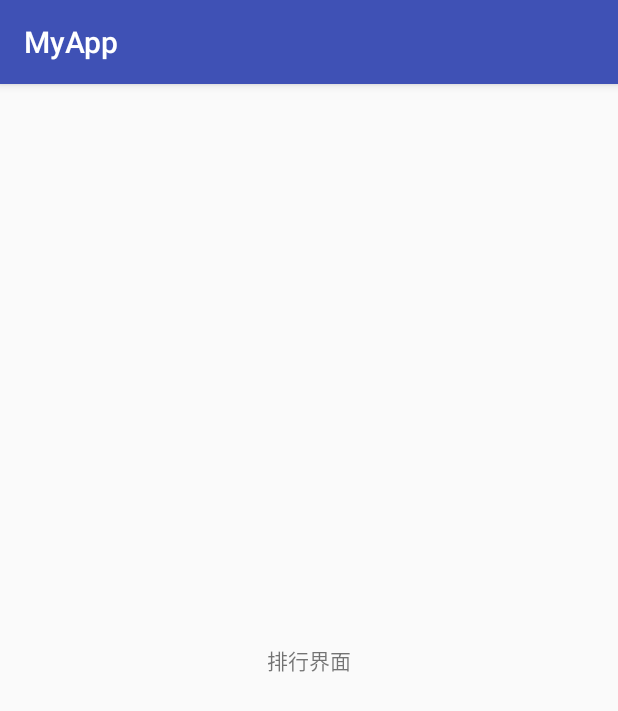
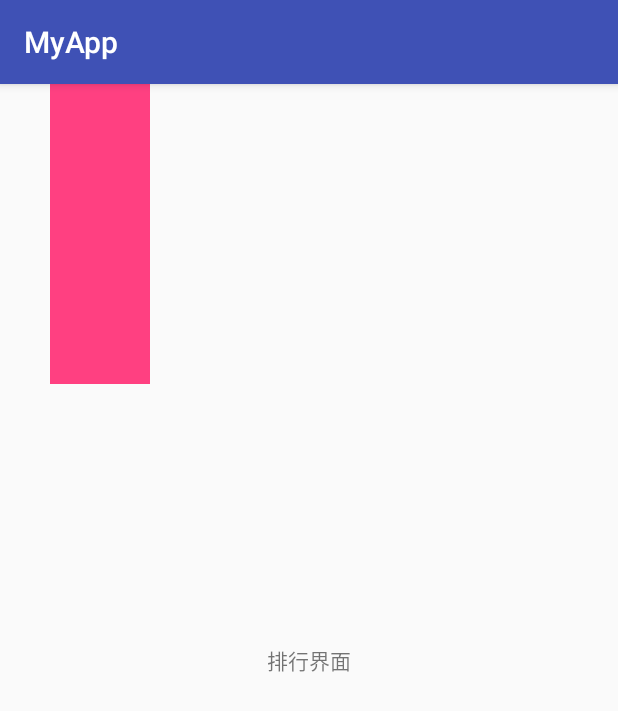
Before and after one commit to allenhmo1254/android_my_app, an Android app: the RankActivity screen opened directly, with no data from a screen before it, on a phone screen of 412 x 824 dp. Shown: the top 711 px of the screen. Run offline under Robolectric (Android 15) with nearby library versions, the phone set to English and light mode, and no system bars.

Commit message:
调整代码

```diff
--- a/MyApplication/app/src/main/java/com/example/jingzhongjie/tabbarviewtest/MyFragment.java
+++ b/MyApplication/app/src/main/java/com/example/jingzhongjie/tabbarviewtest/MyFragment.java
@@ -10,6 +10,7 @@ public class MyFragment extends Fragment {
     @Override
     public View onCreateView(LayoutInflater inflater, ViewGroup container, Bundle savedInstanceState) {
         View view = inflater.inflate(R.layout.fragment_my, container, false);
+
         return view;
     }
 }
--- a/MyApplication/app/src/main/java/com/example/jingzhongjie/tabbarviewtest/rank/RankActivity.java
+++ b/MyApplication/app/src/main/java/com/example/jingzhongjie/tabbarviewtest/rank/RankActivity.java
@@ -1,15 +1,43 @@
 package com.example.jingzhongjie.tabbarviewtest.rank;
 
 import android.os.Bundle;
+import android.view.Gravity;
+import android.view.View;
+import android.widget.FrameLayout;
+import android.widget.LinearLayout;
 
 import com.example.jingzhongjie.tabbarviewtest.R;
 import com.example.jingzhongjie.tabbarviewtest.app.ToolbarActivity;
 
 public class RankActivity extends ToolbarActivity {
 
+    private View redView;
+    private View blueView;
+
     @Override
     protected void onCreate(Bundle savedInstanceState) {
         super.onCreate(savedInstanceState);
         setContentView(R.layout.activity_rank);
+
+        FrameLayout frameLayout = new FrameLayout(this);
+        LinearLayout linearLayout = new LinearLayout(this);
+        linearLayout.setOrientation(LinearLayout.VERTICAL);
+
+
+        FrameLayout.LayoutParams params = new FrameLayout.LayoutParams(FrameLayout.LayoutParams.WRAP_CONTENT, FrameLayout.LayoutParams.WRAP_CONTENT);//布局文件，宽和高
+        params.gravity = Gravity.TOP | Gravity.LEFT;//针对于父视图的布局
+        params.width = 100;
+        params.height = 300;
+        params.leftMargin = 50;
+        redView = new View(this);
+        redView.setBackgroundColor(getResources().getColor(R.color.colorAccent));
+        this.addContentView(redView, params);
+
+        FrameLayout.LayoutParams blueParams = new FrameLayout.LayoutParams(FrameLayout.LayoutParams.WRAP_CONTENT, FrameLayout.LayoutParams.WRAP_CONTENT);//布局文件，宽和高
+        blueParams.gravity = Gravity.TOP | Gravity.CENTER_HORIZONTAL;//针对于父视图的布局
+        blueParams.width = 50;
+        blueParams.height = 100;
+        blueView = new View(this);
+
     }
 }
```
